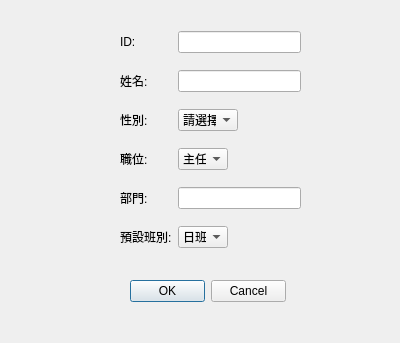
This is Client/Source/gui/add.ui in jason281/SE_Project as Qt 5 draws it before an edit. The edited form follows.
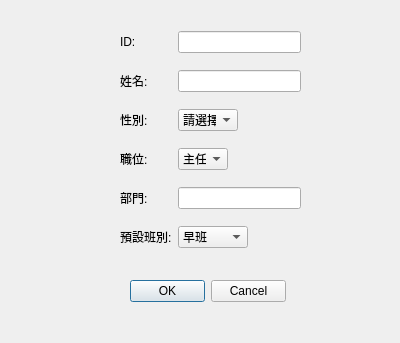
This is the edited form.

```diff
--- a/Client/Source/gui/add.ui
+++ b/Client/Source/gui/add.ui
@@ -128,13 +128,13 @@
      <widget class="QComboBox" name="Default_time">
       <property name="maximumSize">
        <size>
-        <width>50</width>
+        <width>70</width>
         <height>16777215</height>
        </size>
       </property>
       <item>
        <property name="text">
-        <string>日班</string>
+        <string>早班</string>
        </property>
       </item>
       <item>
```
Left out of the diff: 4 changed lines with no effect on the pictures.
